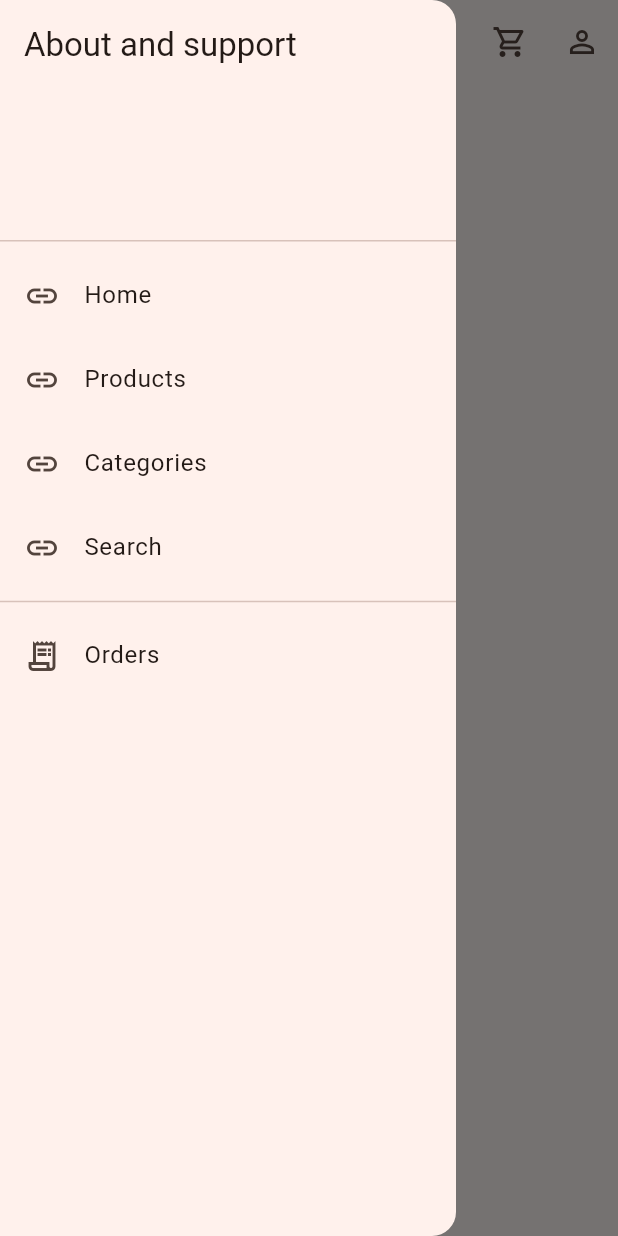
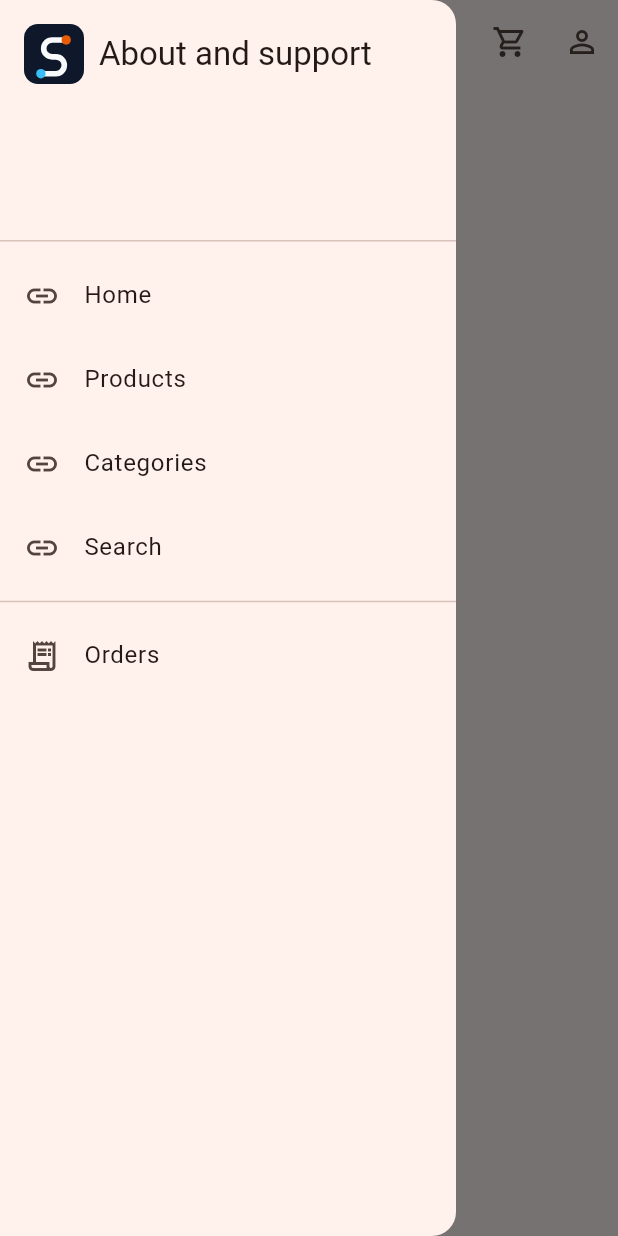
Before and after one commit to ProgrammerNomad/storefuse-flutter, a Flutter app: the AboutScreen screen opened by its route, with the side drawer open, on a phone screen of 412 x 824 dp. Run offline on Flutter 3.47's test engine with Material 3 defaults, Android fonts, the phone set to English and light mode, and no system bars; our stand-ins replace cached_network_image, connectivity_plus, cookie_jar, dio, dio_cookie_manager, flutter_riverpod and 6 more; accounts and stored records are empty; network calls fail.

Commit message:
Update pubspec.lock and pubspec.yaml to include new dependencies and configurations for flutter_launcher_icons. Modify app icon assets for iOS and Android, and enhance UI components with StoreFuse branding. Refactor theme management in app settings and improve catalog screen behavior based on visibility of product sections. Update tests to ensure coverage of new features and configurations.

```diff
--- a/lib/core/widgets/app_scaffold.dart
+++ b/lib/core/widgets/app_scaffold.dart
@@ -9,6 +9,7 @@ import '../../features/bootstrap/bootstrap_provider.dart';
 import '../../features/cart/cart_provider.dart';
 import '../../features/catalog/storefront_providers.dart';
 import 'store_logo.dart';
+import 'storefuse_brand.dart';
 
 class AppScaffold extends ConsumerWidget {
   const AppScaffold({
@@ -53,11 +54,11 @@ class AppScaffold extends ConsumerWidget {
                 child: StoreLogo(
                   logoUrl: logoUrl,
                   height: 28,
-                  fallback: Text(title),
+                  fallback: StoreFuseBrandLockup(name: title, markSize: 28),
                 ),
               )
             else
-              Flexible(child: Text(title, overflow: TextOverflow.ellipsis)),
+              Flexible(child: StoreFuseBrandLockup(name: title, markSize: 28)),
           ],
         ),
         actions: [
@@ -180,9 +181,10 @@ class _AppDrawer extends ConsumerWidget {
                 StoreLogo(
                   logoUrl: logoUrl,
                   height: 40,
-                  fallback: Text(
-                    title,
-                    style: Theme.of(context).textTheme.titleLarge,
+                  fallback: StoreFuseBrandLockup(
+                    name: title,
+                    markSize: 40,
+                    textStyle: Theme.of(context).textTheme.titleLarge,
                   ),
                 ),
                 if (ref.watch(storeTaglineProvider) != null)
--- a/lib/core/widgets/store_logo.dart
+++ b/lib/core/widgets/store_logo.dart
@@ -1,5 +1,6 @@
 import 'package:cached_network_image/cached_network_image.dart';
 import 'package:flutter/material.dart';
+import 'storefuse_brand.dart';
 
 class StoreLogo extends StatelessWidget {
   const StoreLogo({
@@ -16,13 +17,13 @@ class StoreLogo extends StatelessWidget {
   @override
   Widget build(BuildContext context) {
     if (logoUrl == null || logoUrl!.isEmpty) {
-      return fallback ?? const SizedBox.shrink();
+      return fallback ?? StoreFuseMark(size: height);
     }
     return CachedNetworkImage(
       imageUrl: logoUrl!,
       height: height,
       fit: BoxFit.contain,
-      errorWidget: (_, _, _) => fallback ?? const SizedBox.shrink(),
+      errorWidget: (_, _, _) => fallback ?? StoreFuseMark(size: height),
     );
   }
 }
--- /dev/null
+++ b/lib/core/widgets/storefuse_brand.dart
@@ -0,0 +1,54 @@
+import 'package:flutter/material.dart';
+import 'package:flutter_svg/flutter_svg.dart';
+
+class StoreFuseMark extends StatelessWidget {
+  const StoreFuseMark({super.key, this.size = 32});
+
+  final double size;
+
+  @override
+  Widget build(BuildContext context) {
+    return Semantics(
+      label: 'StoreFuse',
+      image: true,
+      child: SvgPicture.asset(
+        'assets/branding/storefuse-mark.svg',
+        width: size,
+        height: size,
+        fit: BoxFit.contain,
+      ),
+    );
+  }
+}
+
+class StoreFuseBrandLockup extends StatelessWidget {
+  const StoreFuseBrandLockup({
+    super.key,
+    required this.name,
+    this.markSize = 32,
+    this.textStyle,
+  });
+
+  final String name;
+  final double markSize;
+  final TextStyle? textStyle;
+
+  @override
+  Widget build(BuildContext context) {
+    return Row(
+      mainAxisSize: MainAxisSize.min,
+      children: [
+        StoreFuseMark(size: markSize),
+        const SizedBox(width: 10),
+        Flexible(
+          child: Text(
+            name,
+            maxLines: 1,
+            overflow: TextOverflow.ellipsis,
+            style: textStyle ?? Theme.of(context).textTheme.titleMedium,
+          ),
+        ),
+      ],
+    );
+  }
+}
--- a/lib/features/settings/about_screen.dart
+++ b/lib/features/settings/about_screen.dart
@@ -2,6 +2,7 @@ import 'package:flutter/material.dart';
 import 'package:flutter_riverpod/flutter_riverpod.dart';
 import 'package:url_launcher/url_launcher.dart';
 import '../../core/widgets/app_scaffold.dart';
+import '../../core/widgets/storefuse_brand.dart';
 import '../bootstrap/bootstrap_provider.dart';
 import '../../core/models/json_helpers.dart';
 
@@ -14,19 +15,37 @@ class AboutScreen extends ConsumerWidget {
           ref.watch(bootstrapProvider).valueOrNull?.settingsData?['app'],
         ) ??
         {};
+    final social =
+        asJsonMap(
+          ref
+              .watch(bootstrapProvider)
+              .valueOrNull
+              ?.settingsData?['social_links'],
+        ) ??
+        {};
+    final links = <MapEntry<String, dynamic>>[
+      MapEntry('Privacy policy', app['privacy_url']),
+      MapEntry('Terms and conditions', app['terms_url']),
+      MapEntry('Contact support', app['support_url']),
+      MapEntry(
+        'Account deletion',
+        app['deletion_url'] ?? app['account_deletion_url'],
+      ),
+      MapEntry('Instagram', social['instagram']),
+      MapEntry('Facebook', social['facebook']),
+      MapEntry('X / Twitter', social['twitter']),
+      MapEntry('YouTube', social['youtube']),
+      MapEntry('Pinterest', social['pinterest']),
+      MapEntry('WhatsApp', social['whatsapp']),
+    ];
     return AppScaffold(
       title: 'About and support',
       body: ListView(
         padding: const EdgeInsets.all(16),
         children: [
-          const Text('StoreFuse mobile client'),
+          const StoreFuseBrandLockup(name: 'StoreFuse mobile', markSize: 48),
           const SizedBox(height: 16),
-          for (final entry in {
-            'Privacy policy': app['privacy_url'],
-            'Terms and conditions': app['terms_url'],
-            'Contact support': app['support_url'],
-            'Account deletion': app['account_deletion_url'],
-          }.entries)
+          for (final entry in links)
             if (Uri.tryParse(entry.value?.toString() ?? '') case final Uri url
                 when url.scheme == 'https' || url.scheme == 'http')
               ListTile(
```
Also changed, not shown: lib/app.dart (+8 -1 lines), lib/features/bootstrap/splash_screen.dart (+9 -6 lines), lib/features/catalog/home_screen.dart (+19 -12 lines), lib/features/settings/settings_screen.dart (+15 -1 lines), pubspec.yaml (+13 -0 lines), assets/branding/storefuse-adaptive-foreground.png (added), assets/branding/storefuse-adaptive-foreground.svg (added), assets/branding/storefuse-app-icon.png (added), assets/branding/storefuse-glyph.png (added), assets/branding/storefuse-glyph.svg (added), assets/branding/storefuse-mark.svg (added), pubspec.lock, 39 other files.
